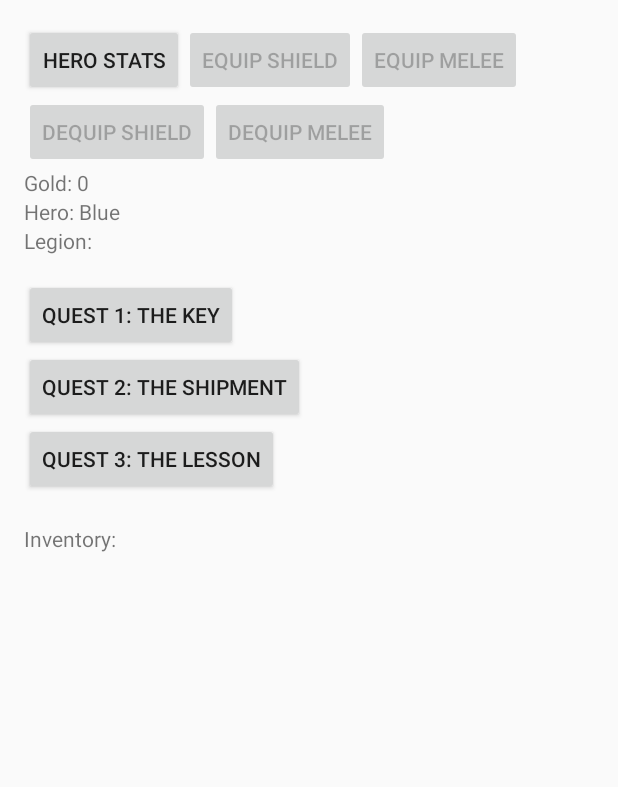
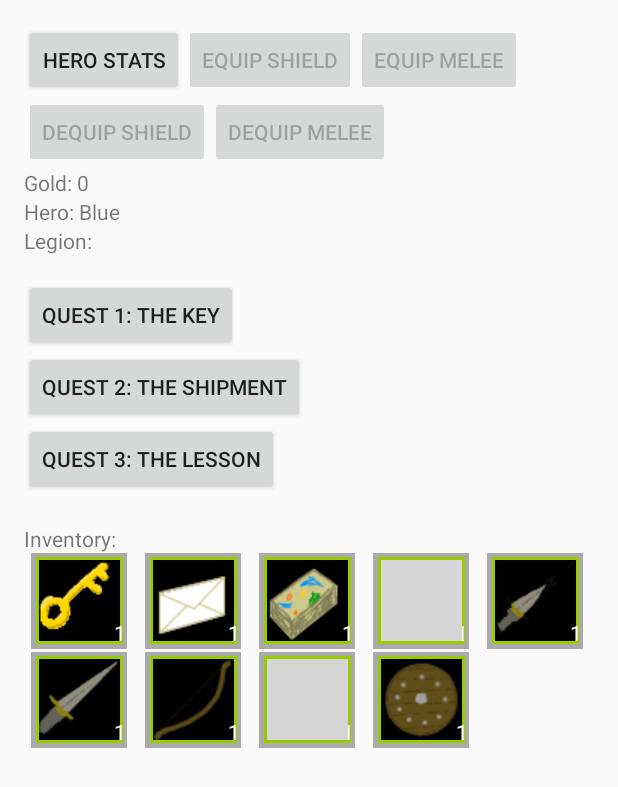
Before and after one commit to MayeoinBread/QM2, an Android app: the SetupActivity screen opened directly, with no data from a screen before it, after a tap on "CONTINUE", on a phone screen of 412 x 824 dp. Shown: the top 787 px of the screen. Run offline under Robolectric (Android 15) with nearby library versions, the phone set to English and light mode, and no system bars; grey boxes are pictures that could not be loaded.

Commit message:
H-only items, programmatic menus

```diff
--- a/app/src/main/java/com/mayeosurge/questmaster/GamePage.java
+++ b/app/src/main/java/com/mayeosurge/questmaster/GamePage.java
@@ -39,7 +39,21 @@ public class GamePage extends Activity {
         findViewById(R.id.quest2).setOnClickListener(questCL);
         findViewById(R.id.quest3).setOnClickListener(questCL);
         c = this;
+        createInventory();
         setGridView();
+    }
+
+    private void createInventory(){
+        for(int i=0; i<ArrayVars.items.length; i++){
+            if(!ArrayVars.items[i].equals("")){
+                if(i<5)
+                    playerInventory.add(new InvItem(i, 1, true, true, false, false), 1);
+                else if(i<10)
+                    playerInventory.add(new Melee(i, 1, true), 1);
+                else
+                    playerInventory.add(new Shield(i, 1, true), 1);
+            }
+        }
     }
 
     private void setGridView(){
--- a/app/src/main/java/com/mayeosurge/questmaster/InvGridAdapter.java
+++ b/app/src/main/java/com/mayeosurge/questmaster/InvGridAdapter.java
@@ -2,6 +2,7 @@ package com.mayeosurge.questmaster;
 
 import android.app.Activity;
 import android.content.Context;
+import android.graphics.Color;
 import android.view.LayoutInflater;
 import android.view.View;
 import android.view.ViewGroup;
@@ -43,6 +44,8 @@ public class InvGridAdapter extends BaseAdapter {
             String qty = items.get(pos).getQty()+"";
             ((TextView)gridView.findViewById(R.id.tvQty)).setText(qty);
             ((ImageView)gridView.findViewById(R.id.ivItem)).setImageResource(ArrayVars.invImgs[items.get(pos).getItemId()]);
+            if(items.get(pos).heroOnly)
+                gridView.findViewById(R.id.ivHeroOnly).setBackgroundColor(Color.RED);
         }
         return gridView;
     }
--- a/app/src/main/java/com/mayeosurge/questmaster/InvItem.java
+++ b/app/src/main/java/com/mayeosurge/questmaster/InvItem.java
@@ -10,6 +10,7 @@ public class InvItem implements Serializable {
     boolean isUsable;
     boolean isEquippable;
     boolean isQuestItem;
+    boolean heroOnly;
 
     public InvItem(){}
 
@@ -36,6 +37,22 @@ public class InvItem implements Serializable {
         this.qty = qty;
     }
 
+    public InvItem(int id, int qty, boolean iUse, boolean iEquip, boolean iQI, boolean hOnly){
+        // TODO placeholder for heroOnly item testing
+        this.id = id;
+        isUsable = iUse;
+        isEquippable = iEquip;
+        isQuestItem = iQI;
+        try{
+            name = ArrayVars.items[id];
+        }
+        catch (IndexOutOfBoundsException e){
+            name = id+"_placeholder";
+        }
+        this.qty = qty;
+        heroOnly = hOnly;
+    }
+
     public void addQty(int n){
         qty += n;
     }
--- /dev/null
+++ b/app/src/main/java/com/mayeosurge/questmaster/Melee.java
@@ -0,0 +1,18 @@
+package com.mayeosurge.questmaster;
+
+public class Melee extends Weapon {
+
+    public Melee(Weapon w){
+        super(w);
+    }
+
+    public Melee(int meleeType, int qty){
+        super(meleeType+5, qty);
+        attackDefense = true;
+    }
+
+    public Melee(int allType, int qty, boolean startup){
+        super(allType, qty);
+        attackDefense = true;
+    }
+}
--- /dev/null
+++ b/app/src/main/java/com/mayeosurge/questmaster/Shield.java
@@ -0,0 +1,18 @@
+package com.mayeosurge.questmaster;
+
+public class Shield extends Weapon {
+
+    public Shield(Weapon w){
+        super(w);
+    }
+
+    public Shield(int shieldType, int qty){
+        super(shieldType+10, qty);
+        attackDefense = false;
+    }
+
+    public Shield(int allType, int qty, boolean startup){
+        super(allType, qty);
+        attackDefense = false;
+    }
+}
--- a/app/src/main/java/com/mayeosurge/questmaster/Weapon.java
+++ b/app/src/main/java/com/mayeosurge/questmaster/Weapon.java
@@ -13,10 +13,9 @@ public class Weapon extends InvItem {
         strength = w.strength;
         stealth = w.stealth;
         magic = w.magic;
-        attackDefense = w.attackDefense;
     }
 
-    public Weapon(int id, int qty, boolean attDef) {
+    public Weapon(int id, int qty) {
         super(id, qty, true, true, false);
         this.name = ArrayVars.items[id];
         // weaponVars is separate array, have to "reset" id
@@ -24,6 +23,5 @@ public class Weapon extends InvItem {
         strength = ArrayVars.weaponVars[id][0];
         stealth = ArrayVars.weaponVars[id][1];
         magic = ArrayVars.weaponVars[id][2];
-        attackDefense = attDef;
     }
 }
--- a/app/src/main/res/layout/activity_gamepage.xml
+++ b/app/src/main/res/layout/activity_gamepage.xml
@@ -90,6 +90,8 @@
         android:numColumns="auto_fit"
         android:gravity="center"
         android:columnWidth="64dp"
+        android:horizontalSpacing="2dp"
+        android:verticalSpacing="2dp"
         android:stretchMode="columnWidth"/>
 
 </LinearLayout>
--- a/app/src/main/res/layout/inv_grid_item.xml
+++ b/app/src/main/res/layout/inv_grid_item.xml
@@ -7,6 +7,12 @@
         android:layout_width="64dp"
         android:layout_height="64dp"
         android:background="@android:color/darker_gray"/>
+    <ImageView
+        android:id="@+id/ivHeroOnly"
+        android:layout_width="58dp"
+        android:layout_height="58dp"
+        android:layout_centerInParent="true"
+        android:background="@android:color/holo_green_light"/>
     <ImageView
         android:id="@+id/ivItem"
         android:layout_centerInParent="true"
```
Also changed, not shown: app/src/main/java/com/mayeosurge/questmaster/ArrayVars.java (+9 -8 lines), app/src/main/java/com/mayeosurge/questmaster/Hero.java (+15 -17 lines), app/src/main/java/com/mayeosurge/questmaster/HeroStatsActivity.java (+63 -48 lines), app/src/main/res/menu/inv_menu.xml (deleted, +0 -11 lines), app/src/main/res/menu/menu_dequip.xml (deleted, +0 -9 lines).
